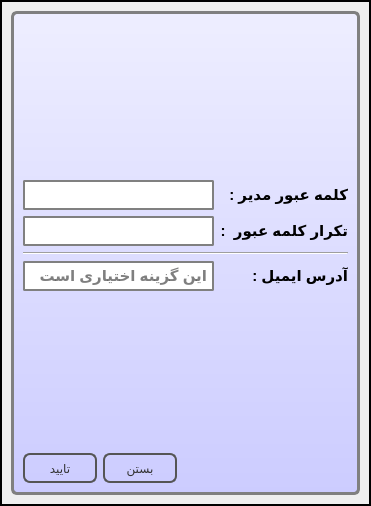
Qt form logindialog.ui (reza-rezvani2052/KetabYab) before a commit.
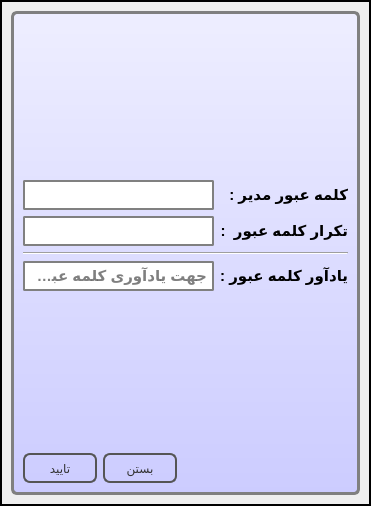
The same form after that commit. Icons and pictures are not drawn.

Patch:
```diff
--- a/logindialog.ui
+++ b/logindialog.ui
@@ -347,7 +347,7 @@
                 <string/>
                </property>
                <property name="placeholderText">
-                <string>این گزینه اختیاری است</string>
+                <string>جهت یادآوری کلمه عبور </string>
                </property>
               </widget>
              </item>
@@ -373,7 +373,7 @@
                 </size>
                </property>
                <property name="text">
-                <string>آدرس ایمیل :</string>
+                <string>یادآور کلمه عبور :</string>
                </property>
               </widget>
              </item>
```
Left out of the diff: 4 changed lines with no effect on the pictures.
